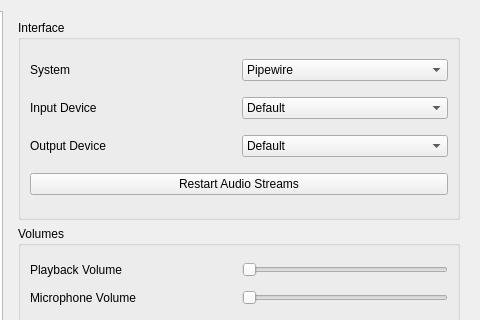
Above: ui/settings.ui from Jan5u/jakki before the change; both pictures show x 158 to 638 and y 0 to 320 of the 638 by 579 pixel window. Below: the same form after it.
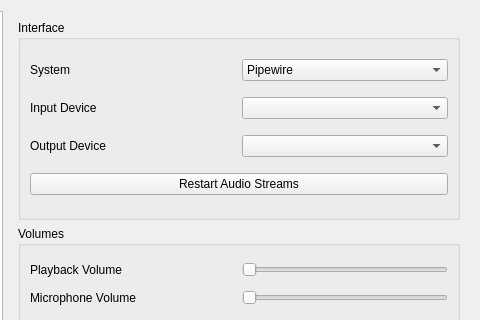
That is the form after the change. The open tabs and pages were chosen to show the change.

Patch:
```diff
--- a/ui/settings.ui
+++ b/ui/settings.ui
@@ -135,13 +135,7 @@
              </widget>
             </item>
             <item>
-             <widget class="QComboBox" name="comboBox_2">
-              <item>
-               <property name="text">
-                <string>Default</string>
-               </property>
-              </item>
-             </widget>
+             <widget class="QComboBox" name="InputDeviceComboBox"/>
             </item>
            </layout>
           </item>
@@ -155,13 +149,7 @@
              </widget>
             </item>
             <item>
-             <widget class="QComboBox" name="comboBox_3">
-              <item>
-               <property name="text">
-                <string>Default</string>
-               </property>
-              </item>
-             </widget>
+             <widget class="QComboBox" name="OutputDeviceComboBox"/>
             </item>
            </layout>
           </item>
```
